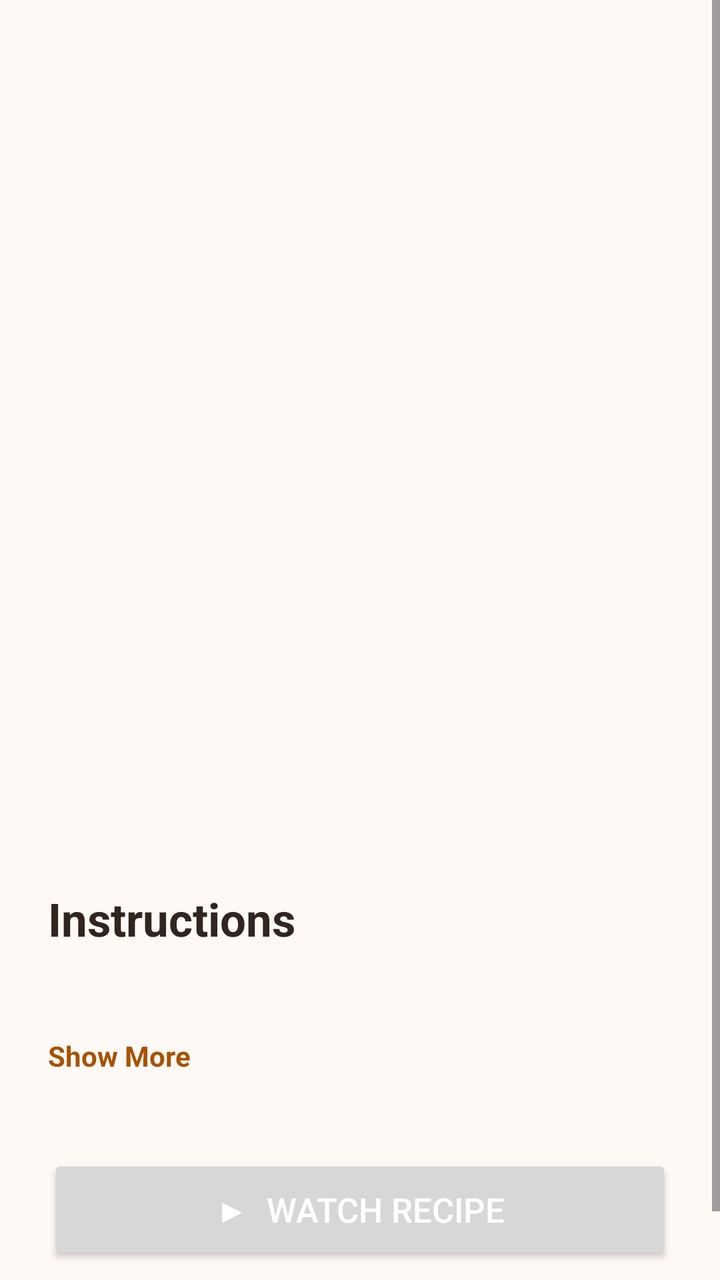
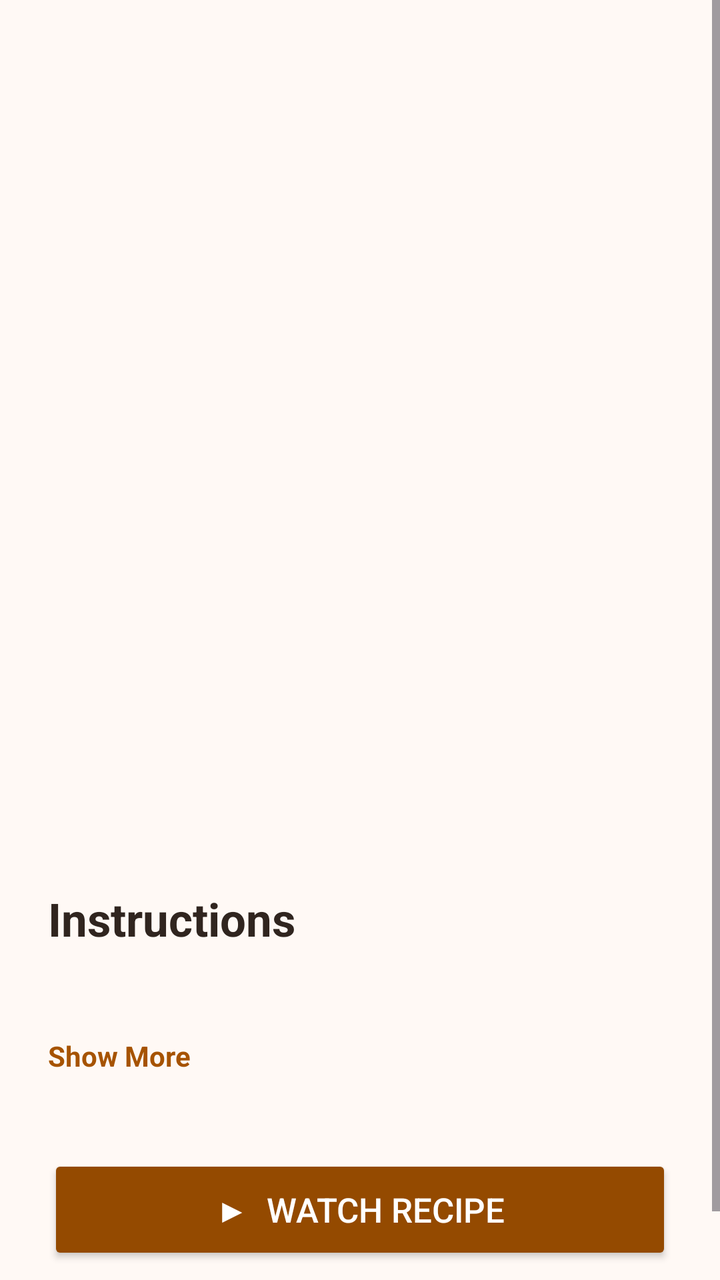

Two renders of the same Android screen: before a commit and after it. Below are the layout's source before the change and the commit's diff.
<!-- AndroidManifest.xml: application theme Theme.FinalProject -->
<!-- res/layout/fragment_recipe_details.xml -->
<?xml version="1.0" encoding="utf-8"?>
<ScrollView
    xmlns:android="http://schemas.android.com/apk/res/android"
    android:layout_width="match_parent"
    android:layout_height="match_parent"
    android:background="#FFF9F5">

    <LinearLayout
        android:layout_width="match_parent"
        android:layout_height="wrap_content"
        android:orientation="vertical">

        <ImageView
            android:id="@+id/detailImage"
            android:layout_width="match_parent"
            android:layout_height="300dp"
            android:scaleType="centerCrop"/>

        <LinearLayout
            android:layout_width="match_parent"
            android:layout_height="wrap_content"
            android:orientation="vertical"
            android:padding="24dp">

            <TextView
                android:id="@+id/detailName"
                android:layout_width="match_parent"
                android:layout_height="wrap_content"
                android:textSize="28sp"
                android:textStyle="bold"
                android:textColor="#30251F"/>

            <TextView
                android:id="@+id/detailCategory"
                android:layout_width="wrap_content"
                android:layout_height="wrap_content"
                android:textSize="15sp"
                android:textColor="#665850"
                android:layout_marginTop="8dp"/>

            <TextView
                android:id="@+id/detailArea"
                android:layout_width="wrap_content"
                android:layout_height="wrap_content"
                android:textSize="15sp"
                android:textColor="#665850"
                android:layout_marginTop="4dp"/>

            <TextView
                android:layout_width="match_parent"
                android:layout_height="wrap_content"
                android:text="Instructions"
                android:textSize="23sp"
                android:textStyle="bold"
                android:textColor="#30251F"
                android:layout_marginTop="30dp"/>

            <TextView
                android:id="@+id/detailInstructions"
                android:layout_width="match_parent"
                android:layout_height="wrap_content"
                android:textSize="16sp"
                android:textColor="#665850"
                android:lineSpacingExtra="6dp"
                android:layout_marginTop="14dp"/>

            <TextView
                android:id="@+id/showMoreButton"
                android:layout_width="wrap_content"
                android:layout_height="wrap_content"
                android:text="Show More"
                android:textStyle="bold"
                android:textColor="#A65300"
                android:layout_marginTop="8dp"/>

            <Button
                android:id="@+id/watchVideoButton"
                android:layout_width="match_parent"
                android:layout_height="55dp"
                android:text="▶  Watch Recipe"
                android:textSize="17sp"
                android:textColor="@android:color/white"
                android:layout_marginTop="40dp"
                android:layout_marginBottom="20dp"/>

            <FrameLayout
                android:id="@+id/videoContainer"
                android:layout_width="match_parent"
                android:layout_height="220dp"
                android:layout_marginBottom="20dp"
                android:visibility="gone">

                <WebView
                    android:id="@+id/videoWebView"
                    android:layout_width="match_parent"
                    android:layout_height="match_parent" />

                <Button
                    android:id="@+id/closeVideoButton"
                    android:layout_width="wrap_content"
                    android:layout_height="wrap_content"
                    android:layout_gravity="top|end"
                    android:text="X" />

            </FrameLayout>

        </LinearLayout>

    </LinearLayout>

</ScrollView>
<!-- resources referenced by this layout -->
<resources>
  <style name="Theme.FinalProject" parent="Base.Theme.FinalProject" />
  <style name="Base.Theme.FinalProject" parent="Theme.Material3.DayNight.NoActionBar">
          
          
      </style>
</resources>

<!-- the commit's change to res/layout/fragment_recipe_details.xml (unified diff, before → after) -->
@@ -77,11 +77,12 @@
                 android:id="@+id/watchVideoButton"
                 android:layout_width="match_parent"
                 android:layout_height="55dp"
+                android:layout_marginTop="40dp"
+                android:layout_marginBottom="20dp"
+                android:backgroundTint="@color/primary"
                 android:text="▶  Watch Recipe"
-                android:textSize="17sp"
                 android:textColor="@android:color/white"
-                android:layout_marginTop="40dp"
-                android:layout_marginBottom="20dp"/>
+                android:textSize="17sp" />
 
             <FrameLayout
                 android:id="@+id/videoContainer"
<!-- resource entries referenced after the edit -->
@@ -1,5 +1,6 @@
 <!-- resources referenced by this layout -->
 <resources>
+  <color name="primary">#944A00</color>
   <style name="Theme.FinalProject" parent="Base.Theme.FinalProject" />
   <style name="Base.Theme.FinalProject" parent="Theme.Material3.DayNight.NoActionBar">
           
